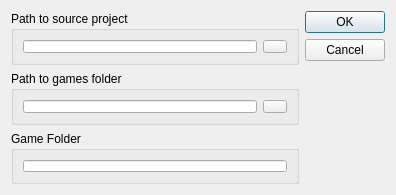
Qt form src/dialogimportproject.ui (EasyRPG/Editor) before a commit.
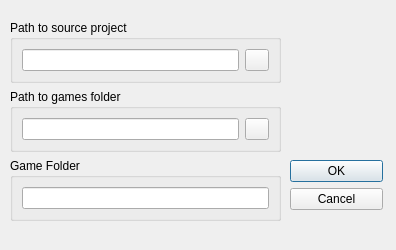
The same form after that commit. Icons and pictures are not drawn.

What changed in the file:
```diff
--- a/src/dialogimportproject.ui
+++ b/src/dialogimportproject.ui
@@ -7,26 +7,49 @@
     <x>0</x>
     <y>0</y>
     <width>396</width>
-    <height>195</height>
+    <height>250</height>
    </rect>
   </property>
   <property name="minimumSize">
    <size>
     <width>396</width>
-    <height>195</height>
+    <height>250</height>
    </size>
   </property>
   <property name="maximumSize">
    <size>
     <width>396</width>
-    <height>195</height>
+    <height>250</height>
    </size>
   </property>
   <property name="windowTitle">
    <string>Dialog</string>
   </property>
-  <layout class="QHBoxLayout" name="horizontalLayout_4">
-   <item>
+  <widget class="QDialogButtonBox" name="buttonBox">
+   <property name="geometry">
+    <rect>
+     <x>290</x>
+     <y>160</y>
+     <width>93</width>
+     <height>63</height>
+    </rect>
+   </property>
+   <property name="orientation">
+    <enum>Qt::Vertical</enum>
+   </property>
+   <property name="standardButtons">
+    <set>QDialogButtonBox::Cancel|QDialogButtonBox::Ok</set>
+   </property>
+  </widget>
+  <widget class="QWidget" name="layoutWidget">
+   <property name="geometry">
+    <rect>
+     <x>10</x>
+     <y>20</y>
+     <width>271</width>
+     <height>201</height>
+    </rect>
+   </property>
     <layout class="QVBoxLayout" name="verticalLayout">
      <item>
       <widget class="QGroupBox" name="groupBox">
@@ -95,18 +118,7 @@
       </widget>
      </item>
     </layout>
-   </item>
-   <item>
-    <widget class="QDialogButtonBox" name="buttonBox">
-     <property name="orientation">
-      <enum>Qt::Vertical</enum>
-     </property>
-     <property name="standardButtons">
-      <set>QDialogButtonBox::Cancel|QDialogButtonBox::Ok</set>
-     </property>
-    </widget>
-   </item>
-  </layout>
+  </widget>
  </widget>
  <resources>
   <include location="Resources.qrc"/>
```
Left out of the diff: 2 changed lines with no effect on the pictures. Lines whose indentation alone changed are shown as unchanged.
